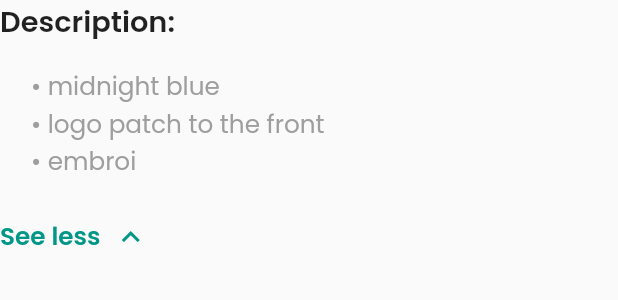
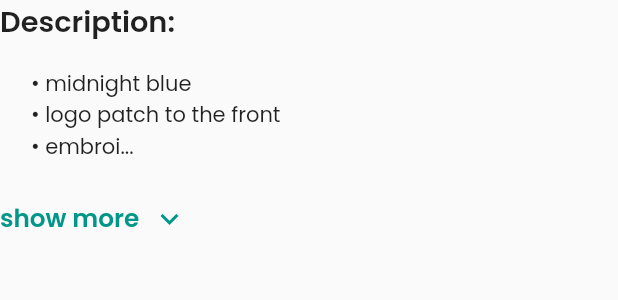
Before and after one commit to SolomonAbuh/E-Commerce-UI-Animation, a Flutter app: the ProductDescription widget shown alone on an empty page, opened directly, on a phone screen of 412 x 824 dp. Shown: the top 300 px of the screen. Run offline on Flutter 3.47's test engine with Material 2 defaults, Android fonts, the phone set to English and light mode, and no system bars; our stand-ins replace carousel_slider, flutter_animate, flutter_svg, google_fonts, sizer.

Commit message:
update on product_description.dart 🛠

```diff
--- a/lib/widgets/product_description.dart
+++ b/lib/widgets/product_description.dart
@@ -12,7 +12,7 @@ class ProductDescription extends StatefulWidget {
 class _ProductDescriptionState extends State<ProductDescription> {
   String firstHalf = ' ';
   String secondHalf = ' ';
-  String descriptText ='• midnight blue'
+  String descriptText = '• midnight blue'
       '\n• logo patch to the front'
       '\n• embroidered logo at the chest'
       '\n• logo patch to the rear'
@@ -22,7 +22,6 @@ class _ProductDescriptionState extends State<ProductDescription> {
       '\n• long sleeves'
       '\n• ribbed cuffs and hem'
       '\n\n Chat us if there is anything you need to ask about the product :)';
-
 
   bool flag = true;
 
@@ -38,7 +37,6 @@ class _ProductDescriptionState extends State<ProductDescription> {
     super.initState();
   }
 
-
   @override
   Widget build(BuildContext context) {
     return Column(
@@ -49,20 +47,31 @@ class _ProductDescriptionState extends State<ProductDescription> {
           style: TextStyle(fontSize: 14.sp, fontWeight: FontWeight.w600),
         ),
         spaceV(2.h),
+        secondHalf.isEmpty
+            ? Padding(
+                padding: EdgeInsets.only(left: 5.w),
+                child: Text(firstHalf),
+              )
+            : Column(
+                crossAxisAlignment: CrossAxisAlignment.start,
+                children: <Widget>[
                   Padding(
                     padding: EdgeInsets.only(left: 5.w),
                     child: Text(
-             secondHalf.isEmpty ? descriptText : firstHalf,
-              style: TextStyle(fontSize: 12.sp, color: Colors.grey.shade500)),
+                        flag ? ("$firstHalf...") : (firstHalf + secondHalf)),
                   ),
                   spaceV(3.h),
                   InkWell(
-          onTap: () {},
+                    onTap: () {
+                      setState(() {
+                        flag = !flag;
+                      });
+                    },
                     child: Row(
                       mainAxisSize: MainAxisSize.min,
                       children: [
                         Text(
-                'See less',
+                          flag ? "show more" : "show less",
                           style: TextStyle(
                             color: Colors.teal,
                             fontSize: 12.sp,
@@ -71,12 +80,16 @@ class _ProductDescriptionState extends State<ProductDescription> {
                         ),
                         spaceH(2.w),
                         Icon(
-                Icons.keyboard_arrow_up,
+                          flag
+                              ? Icons.keyboard_arrow_down
+                              : Icons.keyboard_arrow_up,
                           color: Colors.teal,
                         )
                       ],
                     ),
-        )
+                  ),
+                ],
+              ),
       ],
     );
   }
```
Also changed, not shown: lib/pages/product_details.screen.dart (+3 -4 lines). Lines whose indentation alone changed are shown as unchanged.
